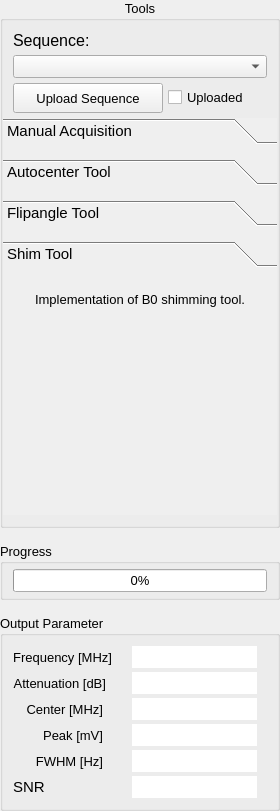
Qt form Applications/relax/ui/ccSpectrometer.ui (OpenMRI/ocra) before a commit.
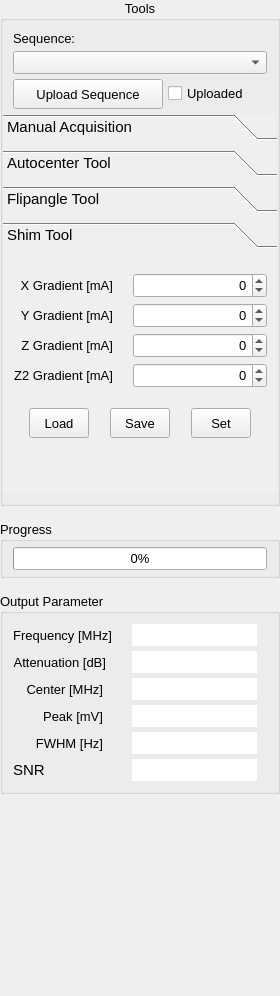
The same form after that commit. The open tabs and pages were chosen to show the change.

Diff of the .ui file:
```diff
--- a/Applications/relax/ui/ccSpectrometer.ui
+++ b/Applications/relax/ui/ccSpectrometer.ui
@@ -7,7 +7,7 @@
     <x>0</x>
     <y>0</y>
     <width>280</width>
-    <height>811</height>
+    <height>996</height>
    </rect>
   </property>
   <property name="sizePolicy">
@@ -52,6 +52,24 @@
    </property>
    <item>
     <widget class="QGroupBox" name="tools">
+     <property name="sizePolicy">
+      <sizepolicy hsizetype="Preferred" vsizetype="Preferred">
+       <horstretch>0</horstretch>
+       <verstretch>0</verstretch>
+      </sizepolicy>
+     </property>
+     <property name="minimumSize">
+      <size>
+       <width>0</width>
+       <height>0</height>
+      </size>
+     </property>
+     <property name="maximumSize">
+      <size>
+       <width>16777215</width>
+       <height>16777215</height>
+      </size>
+     </property>
      <property name="font">
       <font>
        <pointsize>10</pointsize>
@@ -117,7 +135,7 @@
          <widget class="QLabel" name="seqLabel">
           <property name="font">
            <font>
-            <pointsize>12</pointsize>
+            <pointsize>10</pointsize>
            </font>
           </property>
           <property name="text">
@@ -181,6 +199,11 @@
               <height>2</height>
              </size>
             </property>
+            <property name="font">
+             <font>
+              <pointsize>10</pointsize>
+             </font>
+            </property>
             <property name="text">
              <string>Uploaded</string>
             </property>
@@ -199,11 +222,17 @@
       <item>
        <widget class="QToolBox" name="toolBox">
         <property name="sizePolicy">
-         <sizepolicy hsizetype="Preferred" vsizetype="Expanding">
+         <sizepolicy hsizetype="Preferred" vsizetype="Preferred">
           <horstretch>0</horstretch>
           <verstretch>0</verstretch>
          </sizepolicy>
         </property>
+        <property name="minimumSize">
+         <size>
+          <width>0</width>
+          <height>350</height>
+         </size>
+        </property>
         <property name="font">
          <font>
           <pointsize>11</pointsize>
@@ -236,7 +265,7 @@
          <number>0</number>
         </property>
         <property name="tabSpacing">
-         <number>15</number>
+         <number>10</number>
         </property>
         <widget class="QWidget" name="manualAcqWidget">
          <property name="enabled">
@@ -1734,7 +1763,7 @@
            <x>0</x>
            <y>0</y>
            <width>274</width>
-           <height>262</height>
+           <height>226</height>
           </rect>
          </property>
          <property name="autoFillBackground">
@@ -1745,40 +1774,399 @@
          </attribute>
          <layout class="QVBoxLayout" name="verticalLayout_6">
           <property name="spacing">
+           <number>10</number>
+          </property>
+          <property name="leftMargin">
+           <number>0</number>
+          </property>
+          <property name="topMargin">
+           <number>10</number>
+          </property>
+          <property name="rightMargin">
+           <number>0</number>
+          </property>
+          <property name="bottomMargin">
+           <number>10</number>
+          </property>
+          <item>
+           <widget class="QWidget" name="" native="true">
+            <layout class="QFormLayout" name="formLayout">
+             <property name="fieldGrowthPolicy">
+              <enum>QFormLayout::ExpandingFieldsGrow</enum>
+             </property>
+             <property name="horizontalSpacing">
            <number>20</number>
           </property>
+             <property name="verticalSpacing">
+              <number>5</number>
+             </property>
           <property name="leftMargin">
-           <number>0</number>
+              <number>10</number>
           </property>
           <property name="topMargin">
-           <number>10</number>
+              <number>5</number>
           </property>
           <property name="rightMargin">
-           <number>0</number>
+              <number>10</number>
           </property>
           <property name="bottomMargin">
+              <number>5</number>
+             </property>
+             <item row="1" column="0">
+              <widget class="QLabel" name="xOffsetLabel">
+               <property name="minimumSize">
+                <size>
+                 <width>100</width>
+                 <height>0</height>
+                </size>
+               </property>
+               <property name="font">
+                <font>
+                 <pointsize>10</pointsize>
+                </font>
+               </property>
+               <property name="text">
+                <string>X Gradient [mA]</string>
+               </property>
+               <property name="alignment">
+                <set>Qt::AlignRight|Qt::AlignTrailing|Qt::AlignVCenter</set>
+               </property>
+              </widget>
+             </item>
+             <item row="1" column="1">
+              <widget class="QSpinBox" name="xOffset_input">
+               <property name="sizePolicy">
+                <sizepolicy hsizetype="Expanding" vsizetype="Fixed">
+                 <horstretch>0</horstretch>
+                 <verstretch>0</verstretch>
+                </sizepolicy>
+               </property>
+               <property name="minimumSize">
+                <size>
+                 <width>90</width>
+                 <height>25</height>
+                </size>
+               </property>
+               <property name="maximumSize">
+                <size>
+                 <width>300</width>
+                 <height>25</height>
+                </size>
+               </property>
+               <property name="font">
+                <font>
+                 <pointsize>10</pointsize>
+                </font>
+               </property>
+               <property name="alignment">
+                <set>Qt::AlignRight|Qt::AlignTrailing|Qt::AlignVCenter</set>
+               </property>
+               <property name="minimum">
+                <number>-10000</number>
+               </property>
+               <property name="maximum">
+                <number>10000</number>
+               </property>
+               <property name="singleStep">
+                <number>25</number>
+               </property>
+              </widget>
+             </item>
+             <item row="2" column="0">
+              <widget class="QLabel" name="yOffsetLabel">
+               <property name="minimumSize">
+                <size>
+                 <width>100</width>
+                 <height>0</height>
+                </size>
+               </property>
+               <property name="font">
+                <font>
+                 <pointsize>10</pointsize>
+                </font>
+               </property>
+               <property name="text">
+                <string>Y Gradient [mA]</string>
+               </property>
+               <property name="alignment">
+                <set>Qt::AlignRight|Qt::AlignTrailing|Qt::AlignVCenter</set>
+               </property>
+              </widget>
+             </item>
+             <item row="2" column="1">
+              <widget class="QSpinBox" name="yOffset_input">
+               <property name="sizePolicy">
+                <sizepolicy hsizetype="Expanding" vsizetype="Fixed">
+                 <horstretch>0</horstretch>
+                 <verstretch>0</verstretch>
+                </sizepolicy>
+               </property>
+               <property name="minimumSize">
+                <size>
+                 <width>90</width>
+                 <height>25</height>
+                </size>
+               </property>
+               <property name="maximumSize">
+                <size>
+                 <width>300</width>
+                 <height>25</height>
+                </size>
+               </property>
+               <property name="font">
+                <font>
+                 <pointsize>10</pointsize>
+                </font>
+               </property>
+               <property name="alignment">
+                <set>Qt::AlignRight|Qt::AlignTrailing|Qt::AlignVCenter</set>
+               </property>
+               <property name="minimum">
+                <number>-10000</number>
+               </property>
+               <property name="maximum">
+                <number>10000</number>
+               </property>
+               <property name="singleStep">
+                <number>25</number>
+               </property>
+              </widget>
+             </item>
+             <item row="3" column="0">
+              <widget class="QLabel" name="zOffsetLabel">
+               <property name="minimumSize">
+                <size>
+                 <width>100</width>
+                 <height>0</height>
+                </size>
+               </property>
+               <property name="font">
+                <font>
+                 <pointsize>10</pointsize>
+                </font>
+               </property>
+               <property name="text">
+                <string>Z Gradient [mA]</string>
+               </property>
+               <property name="alignment">
+                <set>Qt::AlignRight|Qt::AlignTrailing|Qt::AlignVCenter</set>
+               </property>
+              </widget>
+             </item>
+             <item row="3" column="1">
+              <widget class="QSpinBox" name="zOffset_input">
+               <property name="sizePolicy">
+                <sizepolicy hsizetype="Expanding" vsizetype="Fixed">
+                 <horstretch>0</horstretch>
+                 <verstretch>0</verstretch>
+                </sizepolicy>
+               </property>
+               <property name="minimumSize">
+                <size>
+                 <width>90</width>
+                 <height>25</height>
+                </size>
+               </property>
+               <property name="maximumSize">
+                <size>
+                 <width>300</width>
+                 <height>25</height>
+                </size>
+               </property>
+               <property name="font">
+                <font>
+                 <pointsize>10</pointsize>
+                </font>
+               </property>
+               <property name="alignment">
+                <set>Qt::AlignRight|Qt::AlignTrailing|Qt::AlignVCenter</set>
+               </property>
+               <property name="minimum">
+                <number>-10000</number>
+               </property>
+               <property name="maximum">
+                <number>10000</number>
+               </property>
+               <property name="singleStep">
+                <number>25</number>
+               </property>
+              </widget>
+             </item>
+             <item row="4" column="0">
+              <widget class="QLabel" name="z2OffsetLabel">
+               <property name="minimumSize">
+                <size>
+                 <width>100</width>
+                 <height>0</height>
+                </size>
+               </property>
+               <property name="font">
+                <font>
+                 <pointsize>10</pointsize>
+                </font>
+               </property>
+               <property name="text">
+                <string>Z2 Gradient [mA]</string>
+               </property>
+               <property name="alignment">
+                <set>Qt::AlignRight|Qt::AlignTrailing|Qt::AlignVCenter</set>
+               </property>
+              </widget>
+             </item>
+             <item row="4" column="1">
+              <widget class="QSpinBox" name="z2Offset_input">
+               <property name="sizePolicy">
+                <sizepolicy hsizetype="Expanding" vsizetype="Fixed">
+                 <horstretch>0</horstretch>
+                 <verstretch>0</verstretch>
+                </sizepolicy>
+               </property>
+               <property name="minimumSize">
+                <size>
+                 <width>90</width>
+                 <height>25</height>
+                </size>
+               </property>
+               <property name="maximumSize">
+                <size>
+                 <width>300</width>
+                 <height>25</height>
+                </size>
+               </property>
+               <property name="font">
+                <font>
+                 <pointsize>10</pointsize>
+                </font>
+               </property>
+               <property name="alignment">
+                <set>Qt::AlignRight|Qt::AlignTrailing|Qt::AlignVCenter</set>
+               </property>
+               <property name="minimum">
+                <number>-10000</number>
+               </property>
+               <property name="maximum">
+                <number>10000</number>
+               </property>
+               <property name="singleStep">
+                <number>25</number>
+               </property>
+              </widget>
+             </item>
+            </layout>
+           </widget>
+          </item>
+          <item>
+           <widget class="QWidget" name="horizontalWidget" native="true">
+            <property name="sizePolicy">
+             <sizepolicy hsizetype="Preferred" vsizetype="Minimum">
+              <horstretch>0</horstretch>
+              <verstretch>0</verstretch>
+             </sizepolicy>
+            </property>
+            <property name="font">
+             <font>
+              <pointsize>10</pointsize>
+             </font>
+            </property>
+            <layout class="QHBoxLayout" name="horizontalLayout_3">
+             <property name="spacing">
+              <number>5</number>
+             </property>
+             <property name="leftMargin">
            <number>10</number>
           </property>
+             <property name="topMargin">
+              <number>5</number>
+             </property>
+             <property name="rightMargin">
+              <number>10</number>
+             </property>
+             <property name="bottomMargin">
+              <number>5</number>
+             </property>
           <item>
-           <widget class="QLabel" name="label">
+              <widget class="QPushButton" name="loadOffset_btn">
+               <property name="minimumSize">
+                <size>
+                 <width>60</width>
+                 <height>30</height>
+                </size>
+               </property>
+               <property name="maximumSize">
+                <size>
+                 <width>60</width>
+                 <height>30</height>
+                </size>
+               </property>
             <property name="font">
              <font>
               <pointsize>10</pointsize>
              </font>
             </property>
             <property name="text">
-             <string>Implementation of B0 shimming tool.</string>
-            </property>
-            <property name="alignment">
-             <set>Qt::AlignCenter</set>
-            </property>
+                <string>Load</string>
+               </property>
+              </widget>
+             </item>
+             <item>
+              <widget class="QPushButton" name="saveOffset_btn">
+               <property name="minimumSize">
+                <size>
+                 <width>60</width>
+                 <height>30</height>
+                </size>
+               </property>
+               <property name="maximumSize">
+                <size>
+                 <width>60</width>
+                 <height>30</height>
+                </size>
+               </property>
+               <property name="font">
+                <font>
+                 <pointsize>10</pointsize>
+                </font>
+               </property>
+               <property name="text">
+                <string>Save</string>
+               </property>
            </widget>
           </item>
           <item>
-           <spacer name="verticalSpacer_4">
+              <widget class="QPushButton" name="setOffset_btn">
+               <property name="minimumSize">
+                <size>
+                 <width>60</width>
+                 <height>30</height>
+                </size>
+               </property>
+               <property name="maximumSize">
+                <size>
+                 <width>60</width>
+                 <height>30</height>
+                </size>
+               </property>
+               <property name="font">
+                <font>
+                 <pointsize>10</pointsize>
+                </font>
+               </property>
+               <property name="text">
+                <string>Set</string>
+               </property>
+              </widget>
+             </item>
+            </layout>
+           </widget>
+          </item>
+          <item>
+           <spacer name="verticalSpacer_3">
             <property name="orientation">
              <enum>Qt::Vertical</enum>
             </property>
+            <property name="sizeType">
+             <enum>QSizePolicy::Preferred</enum>
+            </property>
             <property name="sizeHint" stdset="0">
              <size>
               <width>20</width>
@@ -1915,7 +2303,7 @@
          <number>20</number>
         </property>
         <property name="verticalSpacing">
-         <number>4</number>
+         <number>5</number>
         </property>
         <property name="leftMargin">
          <number>0</number>
@@ -2348,6 +2736,22 @@
      </layout>
     </widget>
    </item>
+   <item>
+    <spacer name="verticalSpacer_2">
+     <property name="orientation">
+      <enum>Qt::Vertical</enum>
+     </property>
+     <property name="sizeType">
+      <enum>QSizePolicy::MinimumExpanding</enum>
+     </property>
+     <property name="sizeHint" stdset="0">
+      <size>
+       <width>20</width>
+       <height>40</height>
+      </size>
+     </property>
+    </spacer>
+   </item>
   </layout>
  </widget>
  <resources/>
```
Left out of the diff: 163 changed lines with no effect on the pictures. Lines whose indentation alone changed are shown as unchanged.
